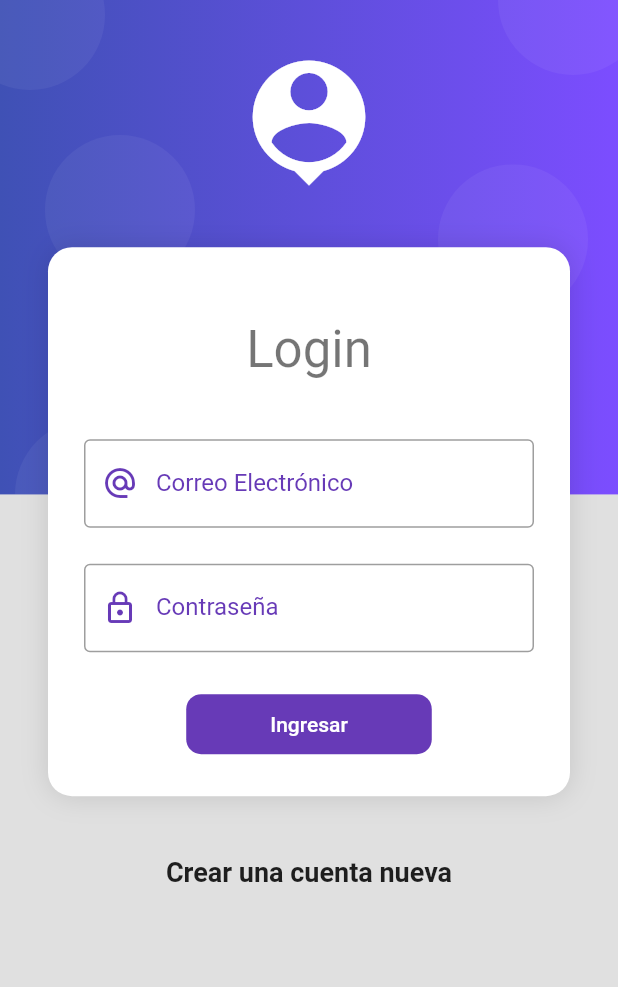
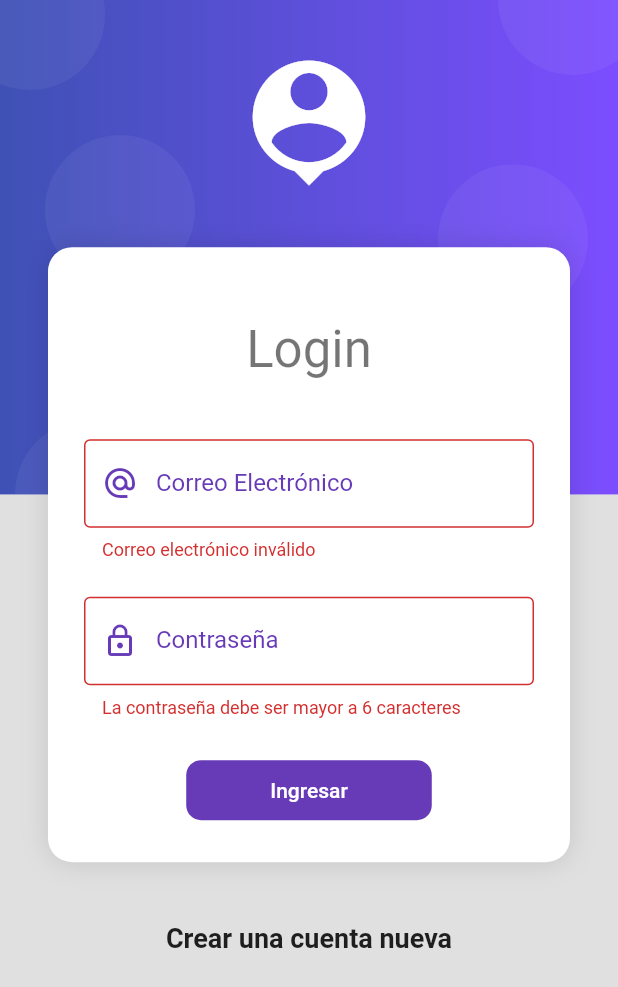
Before and after one commit to eltranseunteurbano/learning-flutter, a Flutter app: the screen it shows after launch, after a tap on "Ingresar", on a phone screen of 412 x 824 dp. Shown: the top 987 px of the screen. Run offline on Flutter 3.47's test engine with Material 2 defaults, Android fonts, the phone set to English and light mode, and no system bars; our stand-ins replace card_swiper, google_maps_flutter, shared_preferences, sqflite; missing offline and left inert: flutter_barcode_scanner; accounts and stored records are empty.

Commit message:
forms finished

```diff
--- /dev/null
+++ b/forms/lib/providers/login_form_provider.dart
@@ -0,0 +1,15 @@
+import 'package:flutter/widgets.dart';
+
+class LoginFormProvider extends ChangeNotifier {
+  GlobalKey<FormState> formKey = GlobalKey<FormState>();
+  String email = '';
+  String password = '';
+  bool _isLoading = false;
+  bool get isLoading => _isLoading;
+  set isLoading(bool value) {
+    _isLoading = value;
+    notifyListeners();
+  }
+
+  bool isValidForm() => formKey.currentState?.validate() ?? false;
+}
--- a/forms/lib/screens/login_screen.dart
+++ b/forms/lib/screens/login_screen.dart
@@ -1,5 +1,7 @@
 import 'package:flutter/material.dart';
+import 'package:forms/providers/login_form_provider.dart';
 import 'package:forms/widgets/widgets.dart';
+import 'package:provider/provider.dart';
 
 class LoginScreen extends StatelessWidget {
   const LoginScreen({Key? key}) : super(key: key);
@@ -26,7 +28,9 @@ class LoginScreen extends StatelessWidget {
                   style: Theme.of(context).textTheme.headlineMedium,
                 ),
                 const SizedBox(height: 40),
-                const LoginForm(),
+                ChangeNotifierProvider(
+                    create: (_) => LoginFormProvider(),
+                    child: const LoginForm())
               ],
             ),
           ),
--- a/forms/lib/widgets/form/text_input.dart
+++ b/forms/lib/widgets/form/text_input.dart
@@ -8,6 +8,8 @@ class TextInput extends StatelessWidget {
   final TextInputType keyboardType;
   final IconData? prefixIcon;
   final bool obscureText;
+  final String? Function(String?)? validator;
+  final void Function(String)? onChanged;
 
   const TextInput(
       {super.key,
@@ -17,7 +19,9 @@ class TextInput extends StatelessWidget {
       this.autocorrect = false,
       this.keyboardType = TextInputType.text,
       this.prefixIcon,
-      this.obscureText = false});
+      this.obscureText = false,
+      this.validator,
+      this.onChanged});
 
   @override
   Widget build(BuildContext context) {
@@ -25,6 +29,8 @@ class TextInput extends StatelessWidget {
         autocorrect: autocorrect,
         keyboardType: keyboardType,
         obscureText: obscureText,
+        validator: validator,
+        onChanged: onChanged,
         decoration: InputDecoration(
             focusedBorder: const OutlineInputBorder(
                 borderSide: BorderSide(color: Colors.deepPurple, width: 2)),
--- a/forms/lib/widgets/login_form.dart
+++ b/forms/lib/widgets/login_form.dart
@@ -1,37 +1,69 @@
 import 'package:flutter/material.dart';
+import 'package:forms/providers/login_form_provider.dart';
+import 'package:forms/screens/home_screen.dart';
 import 'package:forms/widgets/form/form.dart';
+import 'package:provider/provider.dart';
 
 class LoginForm extends StatelessWidget {
   const LoginForm({super.key});
 
   @override
   Widget build(BuildContext context) {
+    final loginForm = Provider.of<LoginFormProvider>(context);
+
     return Form(
+        autovalidateMode: AutovalidateMode.onUserInteraction,
+        key: loginForm.formKey,
         child: Column(children: [
-      const TextInput(
+          TextInput(
             label: 'Correo Electrónico',
             keyboardType: TextInputType.emailAddress,
             hint: 'john.doe@gmail.com',
             prefixIcon: Icons.alternate_email,
+            onChanged: (value) => loginForm.email = value,
+            validator: (value) {
+              String pattern =
+                  r'^(([^<>()[\]\\.,;:\s@\"]+(\.[^<>()[\]\\.,;:\s@\"]+)*)|(\".+\"))@((\[[0-9]{1,3}\.[0-9]{1,3}\.[0-9]{1,3}\.[0-9]{1,3}\])|(([a-zA-Z\-0-9]+\.)+[a-zA-Z]{2,}))$';
+              RegExp regExp = RegExp(pattern);
+              return regExp.hasMatch(value ?? '')
+                  ? null
+                  : 'Correo electrónico inválido';
+            },
           ),
           const SizedBox(height: 24),
-      const TextInput(
+          TextInput(
               label: 'Contraseña',
               keyboardType: TextInputType.text,
               hint: '*********',
               prefixIcon: Icons.lock_outline,
               obscureText: true,
-      ),
+              onChanged: (value) => loginForm.password = value,
+              validator: (value) => value != null && value.length >= 6
+                  ? null
+                  : 'La contraseña debe ser mayor a 6 caracteres'),
           const SizedBox(height: 24),
           MaterialButton(
-        onPressed: () {},
-        shape: RoundedRectangleBorder(borderRadius: BorderRadius.circular(10)),
+            onPressed: loginForm.isLoading
+                ? null
+                : () {
+                    FocusScope.of(context).unfocus();
+
+                    if (!loginForm.isValidForm()) return;
+
+                    loginForm.isLoading = true;
+                    Future.delayed(const Duration(seconds: 5));
+                    loginForm.isLoading = false;
+                    Navigator.pushReplacementNamed(context, HomeScreen.route);
+                  },
+            shape:
+                RoundedRectangleBorder(borderRadius: BorderRadius.circular(10)),
             disabledColor: Colors.grey,
             elevation: 0,
             color: Colors.deepPurple,
-        child: const Padding(
-          padding: EdgeInsets.symmetric(horizontal: 40, vertical: 12),
-          child: Text('Ingresar', style: TextStyle(color: Colors.white)),
+            child: Padding(
+              padding: const EdgeInsets.symmetric(horizontal: 40, vertical: 12),
+              child: Text(loginForm.isLoading ? 'Cargando...' : 'Ingresar',
+                  style: const TextStyle(color: Colors.white)),
             ),
           )
         ]));
```
Also changed, not shown: forms/pubspec.yaml (+4 -12 lines), forms/pubspec.lock. Lines whose indentation alone changed are shown as unchanged.
